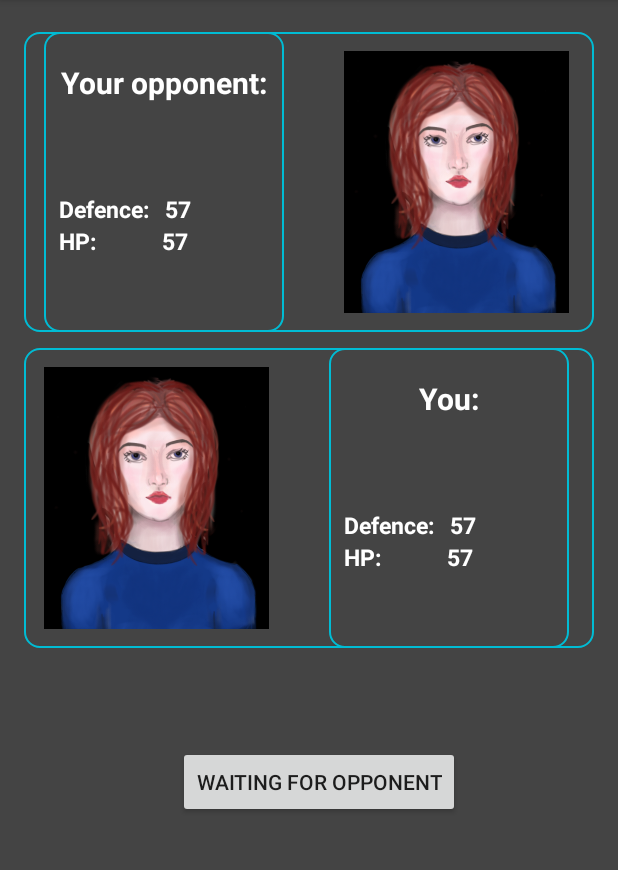
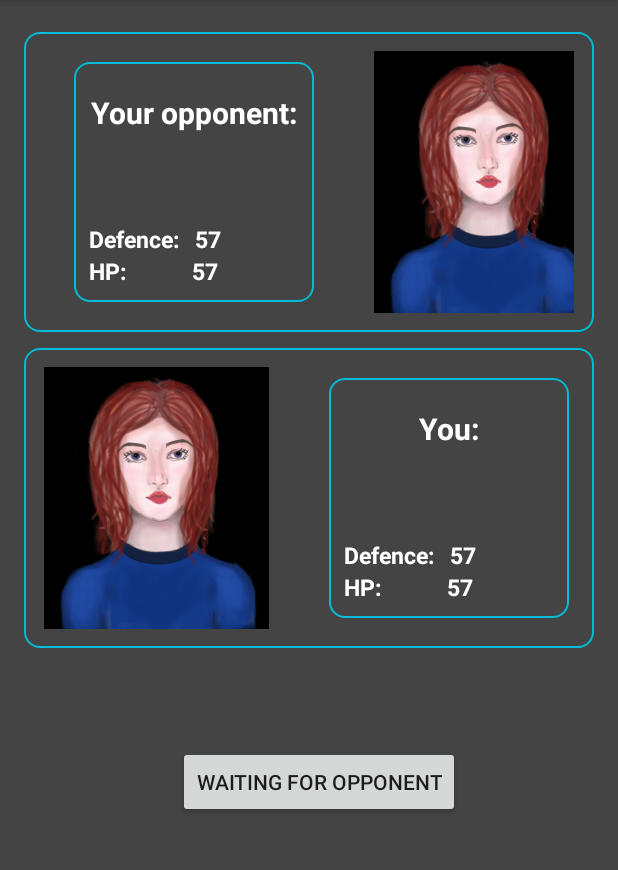
Before and after one commit to grgrbu/MageBattle, an Android app: the DuelWaiting screen opened directly, with no data from a screen before it, on a phone screen of 412 x 824 dp, the part 84-954 px from its top. Run offline under Robolectric (Android 15) with nearby library versions, the phone set to English and light mode, and no system bars; our stand-ins replace Volley; network calls fail.

Commit message:
design duel wait 3

```diff
--- a/app/src/main/res/layout/activity_duel_waiting.xml
+++ b/app/src/main/res/layout/activity_duel_waiting.xml
@@ -12,11 +12,11 @@
     android:background="#444444">
 
     <LinearLayout
-        android:id="@+id/linearLayout"
         android:layout_width="match_parent"
         android:layout_height="wrap_content"
         android:orientation="vertical"
         android:paddingVertical="5dp"
+        android:id="@+id/linearLayout"
         app:layout_constraintTop_toTopOf="parent"
         tools:layout_editor_absoluteX="24dp">
 
@@ -24,19 +24,19 @@
             android:layout_width="match_parent"
             android:layout_height="wrap_content"
             app:layout_constraintStart_toStartOf="parent"
-            app:layout_constraintTop_toTopOf="parent"
             android:background="@layout/activity_main_button"
             android:paddingHorizontal="20px"
-            android:layout_marginBottom="5dp">
+            android:layout_marginBottom="5dp"
+            app:layout_constraintTop_toTopOf="parent">
 
             <LinearLayout
                 android:layout_width="160dp"
                 android:layout_height="match_parent"
-                android:layout_marginRight="20dp"
+                android:layout_margin="20dp"
                 android:background="@layout/activity_main_button"
+                android:orientation="vertical"
                 android:paddingHorizontal="10dp"
                 android:paddingTop="20dp"
-                android:orientation="vertical"
                 app:layout_constraintStart_toStartOf="parent"
                 app:layout_constraintTop_toTopOf="parent">
 
@@ -117,11 +117,11 @@
         <LinearLayout
             android:layout_width="match_parent"
             android:layout_height="wrap_content"
-            app:layout_constraintStart_toStartOf="parent"
-            app:layout_constraintTop_toTopOf="parent"
             android:background="@layout/activity_main_button"
             android:paddingHorizontal="20px"
-            android:layout_marginTop="5dp">
+            android:layout_marginTop="5dp"
+            app:layout_constraintStart_toStartOf="parent"
+            app:layout_constraintTop_toTopOf="parent">
 
             <ImageView
                 android:layout_width="150dp"
@@ -132,7 +132,7 @@
             <LinearLayout
                 android:layout_width="160dp"
                 android:layout_height="match_parent"
-                android:layout_marginLeft="20dp"
+                android:layout_margin="20dp"
                 android:background="@layout/activity_main_button"
                 android:orientation="vertical"
                 android:paddingHorizontal="10dp"
@@ -169,11 +169,11 @@
                         android:textStyle="bold" />
 
                     <TextView
-                        android:id="@+id/Defence_your_player2"
                         android:layout_width="wrap_content"
                         android:layout_height="match_parent"
                         android:layout_marginLeft="5dp"
                         android:text="57"
+                        android:id = "@+id/Defence_your_player2"
                         android:textColor="#FFFFFF"
                         android:textSize="15sp"
                         android:textStyle="bold" />
@@ -195,11 +195,11 @@
                         android:textStyle="bold" />
 
                     <TextView
-                        android:id="@+id/HP_your_player2"
                         android:layout_width="wrap_content"
                         android:layout_height="match_parent"
                         android:layout_marginLeft="22dp"
                         android:text="57"
+                        android:id = "@+id/HP_your_player2"
                         android:textColor="#FFFFFF"
                         android:textSize="15sp"
                         android:textStyle="bold" />
```
